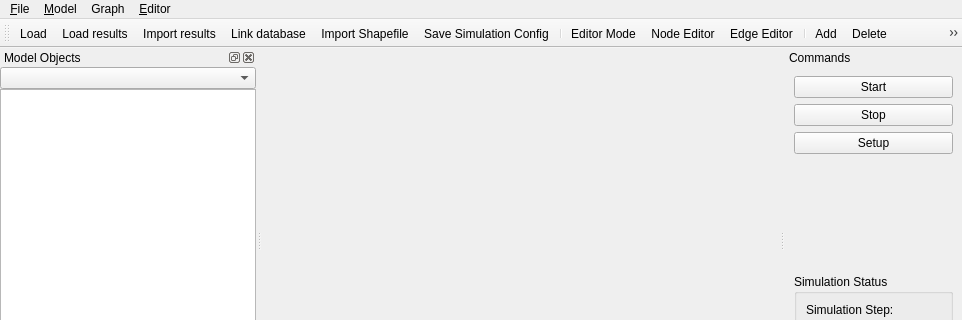
Above: qtgui/mainwindow.ui from frabas/DISPLACE_GUI before the change; both pictures show x 0 to 962 and y 0 to 320 of the 962 by 692 pixel window. Below: the same form after it.
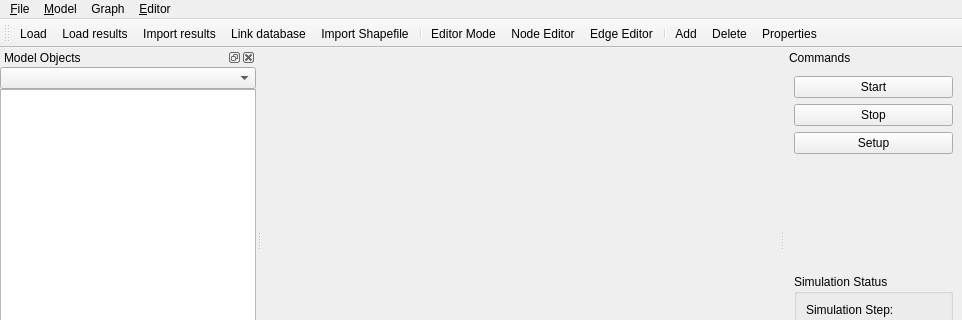
That is the form after the change. Icons and pictures are not drawn. Custom widgets are drawn as their Qt base class.

Commit message: Hui: Config save fix. Removed "save" action from menu

```diff
--- a/qtgui/mainwindow.ui
+++ b/qtgui/mainwindow.ui
@@ -691,7 +691,6 @@
    <addaction name="actionImport_results"/>
    <addaction name="action_Link_database"/>
    <addaction name="actionImport_Shapefile"/>
-   <addaction name="actionSave"/>
    <addaction name="separator"/>
    <addaction name="actionGraph"/>
    <addaction name="actionNode_Editor"/>
```
Left out of the diff: 1 changed line with no effect on the pictures. The commit also changes 8 other files.
